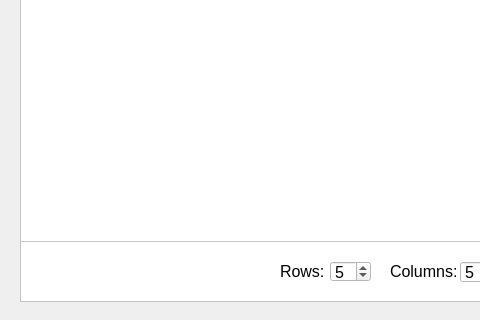
The window that Mainwindow/add_hall/hall.ui (Drakenhielm/Biobokningssystem) describes before a commit, drawn with Qt 5; both pictures show x 0 to 480 and y 149 to 469 of the 858 by 469 pixel window.
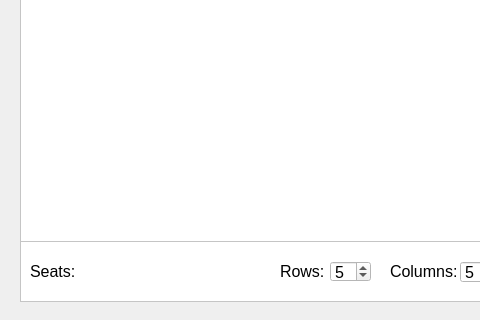
The same window after the commit.

Patch:
```diff
--- a/Mainwindow/add_hall/hall.ui
+++ b/Mainwindow/add_hall/hall.ui
@@ -286,6 +286,24 @@
      <string>Columns:</string>
     </property>
    </widget>
+   <widget class="QLabel" name="label_number_of_seats">
+    <property name="geometry">
+     <rect>
+      <x>10</x>
+      <y>390</y>
+      <width>91</width>
+      <height>21</height>
+     </rect>
+    </property>
+    <property name="font">
+     <font>
+      <pointsize>12</pointsize>
+     </font>
+    </property>
+    <property name="text">
+     <string>Seats:</string>
+    </property>
+   </widget>
   </widget>
   <widget class="QLabel" name="label_hall_name">
    <property name="geometry">
```
